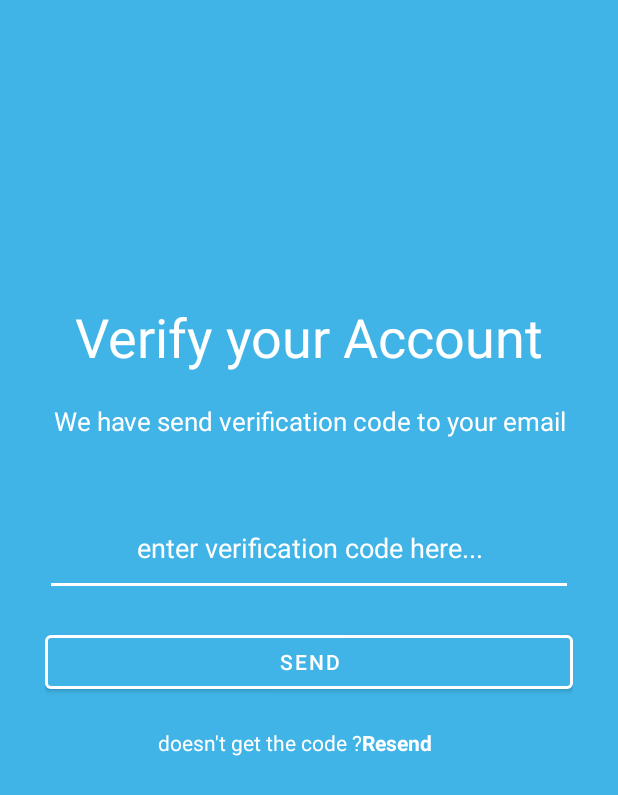
After one commit to rizki2704/Latihan2-AKB-BloodShare, an Android app: the layout activity_verify.xml on its own in the app's theme, with its tools: preview values and no code run, on a phone screen of 412 x 824 dp. The commit adds this screen. Shown: the top 795 px of the screen. Run offline under Robolectric (Android 15) with nearby library versions, the phone set to English and light mode, and no system bars.

Commit message:
Verify Page

```diff
--- /dev/null
+++ b/app/src/main/java/com/rizki/latihan2_bloodshare_if1_10118025/MainActivity.java
@@ -0,0 +1,21 @@
+package com.rizki.latihan2_bloodshare_if1_10118025;
+
+import android.content.Intent;
+import android.os.Bundle;
+import android.view.View;
+
+import androidx.appcompat.app.AppCompatActivity;
+
+public class MainActivity extends AppCompatActivity {
+    @Override
+    protected void onCreate(Bundle savedInstanceState) {
+        super.onCreate(savedInstanceState);
+        setContentView(R.layout.activity_main);
+
+
+    }
+    public void pindah_register (View view){
+        Intent intent = new Intent(MainActivity.this, Register.class);
+        startActivity(intent);
+    }
+}
--- a/app/src/main/java/com/rizki/latihan2_bloodshare_if1_10118025/MainActivity.kt
+++ /dev/null
@@ -1,11 +0,0 @@
-package com.rizki.latihan2_bloodshare_if1_10118025
-
-import androidx.appcompat.app.AppCompatActivity
-import android.os.Bundle
-
-class MainActivity : AppCompatActivity() {
-    override fun onCreate(savedInstanceState: Bundle?) {
-        super.onCreate(savedInstanceState)
-        setContentView(R.layout.activity_main)
-    }
-}
--- /dev/null
+++ b/app/src/main/java/com/rizki/latihan2_bloodshare_if1_10118025/Verify.java
@@ -0,0 +1,4 @@
+package com.rizki.latihan2_bloodshare_if1_10118025;
+
+public class Verify {
+}
--- a/app/src/main/res/layout/activity_main.xml
+++ b/app/src/main/res/layout/activity_main.xml
@@ -104,6 +104,7 @@
         android:layout_marginTop="20dp"
         android:layout_toRightOf="@+id/have"
         android:text="Register"
+        android:onClick="pindah_register"
         android:textColor="@color/white"
         android:textStyle="bold" />
 
--- /dev/null
+++ b/app/src/main/res/layout/activity_verify.xml
@@ -0,0 +1,82 @@
+<?xml version="1.0" encoding="utf-8"?>
+<RelativeLayout xmlns:android="http://schemas.android.com/apk/res/android"
+    xmlns:tools="http://schemas.android.com/tools"
+    android:layout_width="match_parent"
+    android:layout_height="match_parent"
+    xmlns:app="http://schemas.android.com/apk/res-auto"
+    android:background="@color/bg"
+    android:orientation="vertical"
+    android:paddingLeft="30dp"
+    android:paddingTop="200dp"
+    android:paddingRight="30dp"
+    tools:context=".Verify">
+    // 29 April 2021 Verify Account Page 10118025 Rizki Restu Illahi IF1
+    <TextView
+        android:id="@+id/header_title"
+        android:layout_width="match_parent"
+        android:layout_height="wrap_content"
+        android:text="Verify your Account"
+        android:textAlignment="center"
+        android:textColor="@color/white"
+        android:textSize="36sp"></TextView>
+
+    <TextView
+        android:id="@+id/decripte"
+        android:layout_width="match_parent"
+        android:layout_height="wrap_content"
+        android:layout_below="@+id/header_title"
+        android:layout_centerHorizontal="true"
+        android:layout_marginTop="20dp"
+        android:text="We have send verification code to your email"
+        android:textAlignment="center"
+        android:textColor="@color/white"
+        android:textSize="17sp" />
+
+    <EditText
+        android:id="@+id/verify"
+        android:layout_width="match_parent"
+        android:layout_height="wrap_content"
+        android:layout_below="@id/decripte"
+        android:layout_marginTop="50dp"
+        android:backgroundTint="@color/white"
+        android:hint="enter verification code here..."
+        android:paddingBottom="20dp"
+        android:textAlignment="center"
+        android:textColor="@color/white"
+        android:textColorHint="@color/white" />
+
+    <com.google.android.material.button.MaterialButton
+        android:id="@+id/btn_send"
+        android:layout_width="match_parent"
+        android:layout_height="wrap_content"
+        android:layout_below="@+id/verify"
+        android:layout_marginTop="20dp"
+        android:text="send"
+        android:textColor="@color/white"
+        app:strokeColor="@color/white"
+        android:backgroundTint="@color/bg"
+        app:strokeWidth="2dp"/>
+
+    <TextView
+        android:id="@+id/have"
+        android:layout_width="wrap_content"
+        android:layout_height="wrap_content"
+        android:layout_below="@+id/btn_send"
+        android:layout_marginLeft="75dp"
+        android:layout_marginTop="20dp"
+        android:text="doesn't get the code ?"
+        android:textColor="@color/white" />
+
+    <TextView
+        android:id="@+id/register"
+        android:layout_width="wrap_content"
+        android:layout_height="wrap_content"
+        android:layout_below="@+id/btn_send"
+        android:layout_centerHorizontal="true"
+        android:layout_marginTop="20dp"
+        android:layout_toRightOf="@+id/have"
+        android:text="Resend"
+
+        android:textColor="@color/white"
+        android:textStyle="bold" />
+</RelativeLayout>
```
